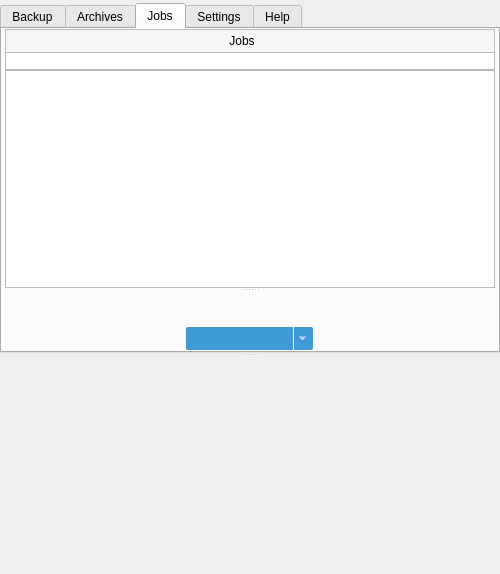
First picture: the form in forms/mainwindow.ui, repository Tarsnap/tarsnap-gui, before the edit.
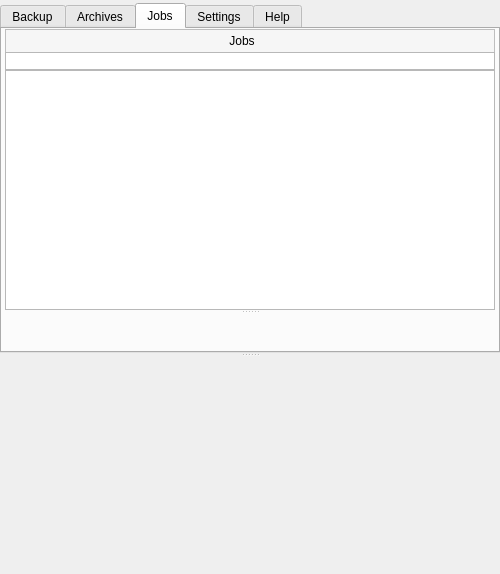
Second picture: the form after the edit. The open tabs and pages were chosen to show the change. Icons and pictures are not drawn. Custom widgets are drawn as their Qt base class.

Commit message: forms: move addButton to JobsTabWidget

The edit to the form file:
```diff
--- a/forms/mainwindow.ui
+++ b/forms/mainwindow.ui
@@ -638,86 +638,6 @@
              </layout>
             </widget>
            </item>
-           <item alignment="Qt::AlignHCenter">
-            <widget class="QToolButton" name="addJobButton">
-             <property name="toolTip">
-              <string>Add a new Job &lt;span style=&quot;color:gray;font-size:small&quot;&gt;%1&lt;/span&gt;</string>
-             </property>
-             <property name="styleSheet">
-              <string notr="true">QToolButton
-{
-background: rgba(64,152,212,255);
-border: 1px solid white;
-border-radius: 2px;
-color: white;
-font-size: 12px;
-padding-right: 24px;
-width: 100px;
-height: 20px;
-}
-
-QToolButton:hover {
-border: 1px solid grey;
-}
-
-QToolButton:pressed {
-border: 1px solid grey;
-background: white;
-color: black;
-padding-left: 2px;
-padding-top: 2px;
-}
-
-QToolButton:disabled
-{
-background: darkgrey;
-}
-
-QToolButton:focus
-{
-border: 1px solid grey;
-background: white;
-color: black;
-}
-
-QToolButton::menu-button
-{
-border-left: 1px solid white;
-margin-top: 1px;
-margin-bottom: 1px;
-width: 16px;
-margin-right: 4px;
-}
-
-QToolButton::menu-button:active
-{
-border-left: 1px solid grey;
-}
-
-QToolButton::menu-arrow:open {
-top: 1px;
-left: 1px;
-}
-
-QToolButton QMenu
-{
-text-align: center;
-}</string>
-             </property>
-             <property name="text">
-              <string notr="true"/>
-             </property>
-             <property name="popupMode">
-              <enum>QToolButton::MenuButtonPopup</enum>
-             </property>
-             <property name="toolButtonStyle">
-              <enum>Qt::ToolButtonTextOnly</enum>
-             </property>
-             <property name="save" stdset="0">
-              <bool>false</bool>
-             </property>
-            </widget>
-           </item>
           </layout>
          </widget>
          <widget class="QWidget" name="settingsTab">
```
Left out of the diff: 1 changed line with no effect on the pictures. The commit also changes 1 other file.
